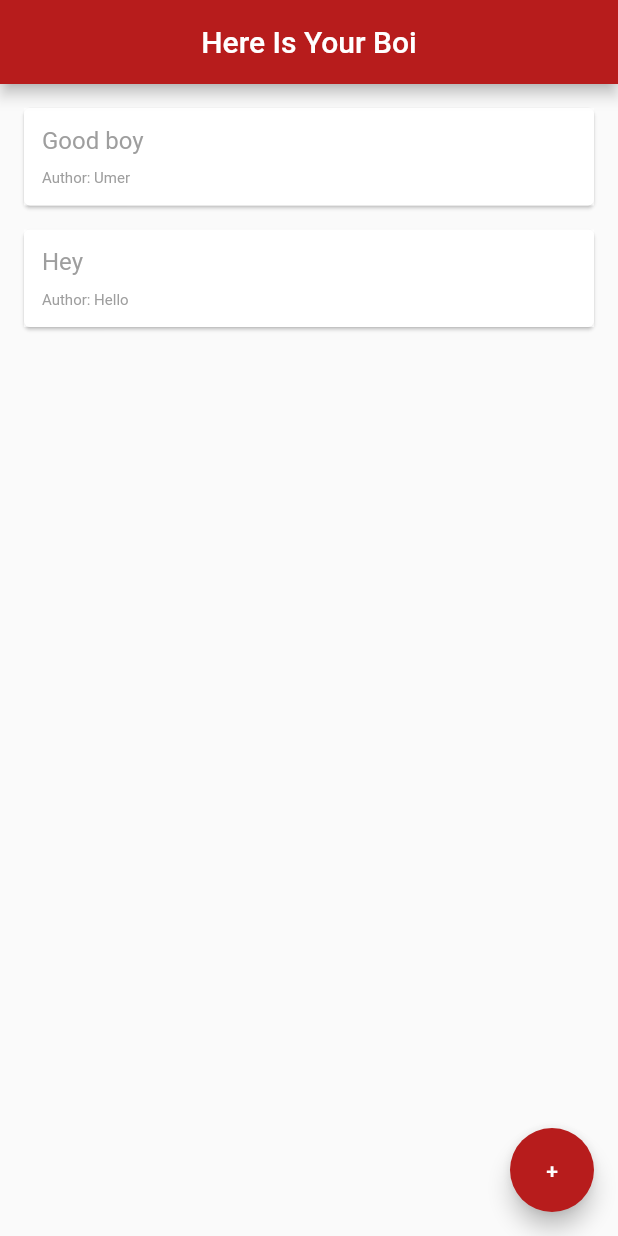
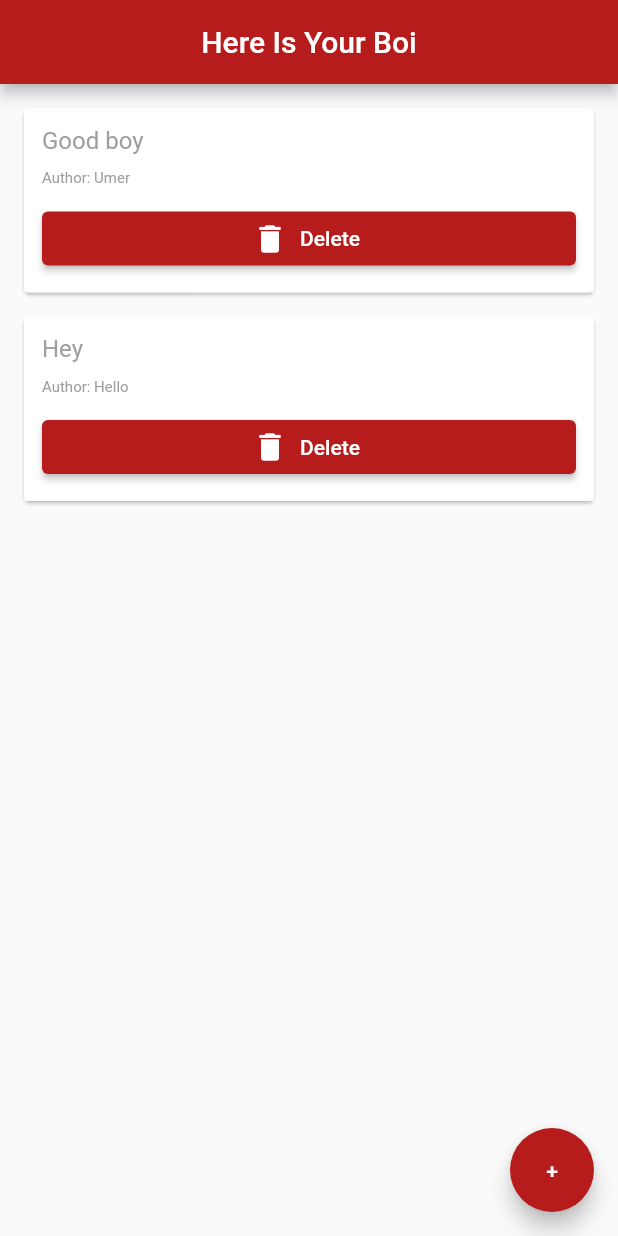
Before and after one commit to MuhammadUmerHussain/SimpleAppScreen, a Flutter app: the screen it shows after launch, on a phone screen of 412 x 824 dp. Run offline on Flutter 3.47's test engine with Material 2 defaults, Android fonts, the phone set to English and light mode, and no system bars.

Commit message:
Delete Functionality and button added.

```diff
--- a/lib/Quotetemp.dart
+++ b/lib/Quotetemp.dart
@@ -2,8 +2,10 @@ import 'package:flutter/material.dart';
 import 'obj.dart';
 class Quotetem extends StatelessWidget {
   final quote;
+   final void Function()? delete;
   const Quotetem({
     this.quote,
+     this.delete
   });
 
   @override
@@ -28,7 +30,10 @@ class Quotetem extends StatelessWidget {
                   ,style:TextStyle(
                       color: Colors.grey,
                       fontSize: 10
-                  ))
+                  )),
+              SizedBox(height: 10),
+              ElevatedButton.icon(onPressed: delete, icon:Icon(Icons.delete),label: Text("Delete"),style: ButtonStyle(backgroundColor: MaterialStateProperty.all(Colors.red[900])), )
+
             ],
           ),
         ));
--- a/lib/main.dart
+++ b/lib/main.dart
@@ -31,7 +31,9 @@ class _HomeState extends State<Home> {
       ),
       body:
           Column(
-            children: quotes.map((qu)=> Quotetem(quote:qu)).toList(),
+            children: quotes.map((qu)=> Quotetem(quote:qu,delete:(){setState(() {
+              quotes.remove(qu);
+            });} ,)).toList(),
           )
      ,
       floatingActionButton: FloatingActionButton(
```
